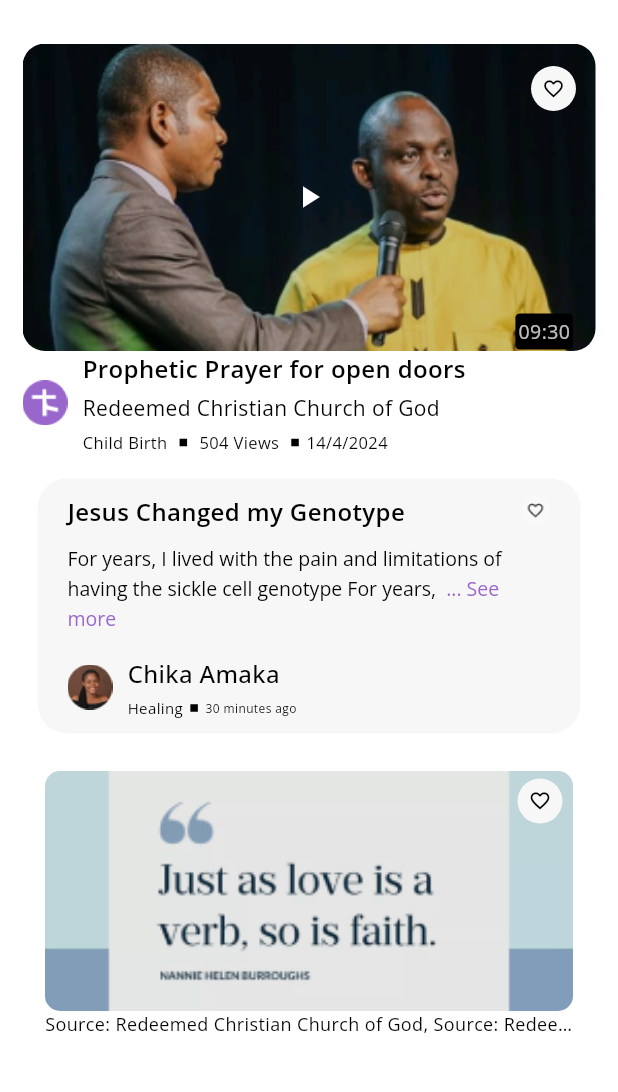
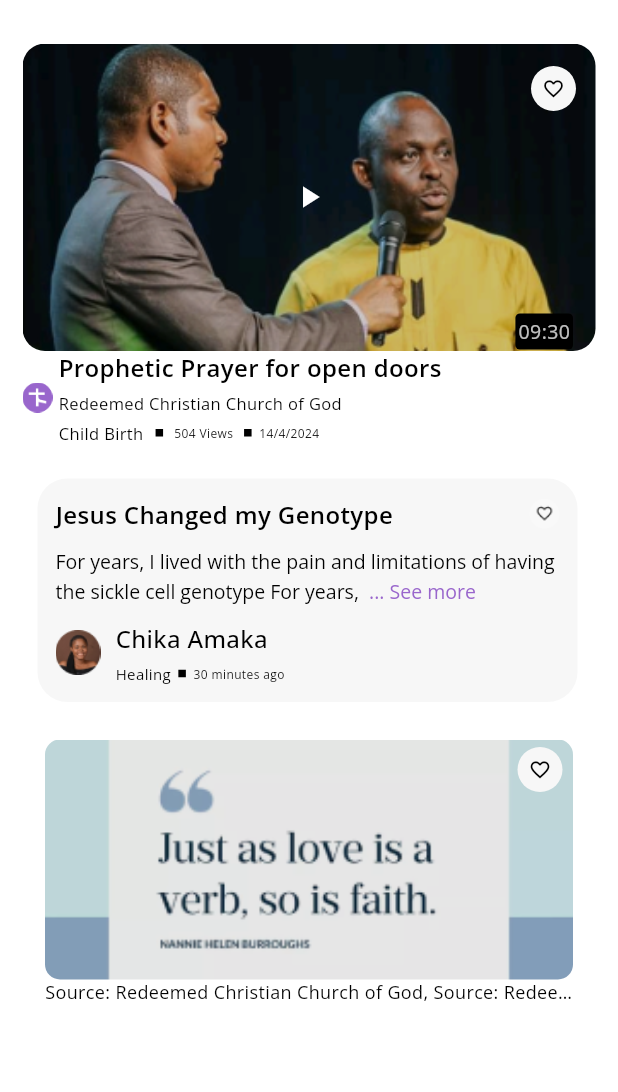
Before and after one commit to Elvis-1/itestified2, a Flutter app: the FavoritesScreen screen opened directly, on a phone screen of 412 x 824 dp, the part 63-1155 px from its top. Run offline on Flutter 3.47's test engine with Material 3 defaults, Android fonts, the phone set to English and light mode, and no system bars; our stand-ins replace dots_indicator, dotted_border, dropdown_button2, flutter_screenutil, get_it, google_fonts and 2 more; accounts and stored records are empty.

Commit message:
made some ui updates

```diff
--- a/lib/src/core/widgets/appbar2.dart
+++ b/lib/src/core/widgets/appbar2.dart
@@ -10,7 +10,12 @@ PreferredSizeWidget generalAppbar(String title, BuildContext context) {
   var themeProvider = Provider.of<ThemeViewmodel>(context);
   return AppBar(
       backgroundColor: themeProvider.themeData.colorScheme.background,
-      title: Text(title),
+      title: textWidget2(
+          fontWeight: FontWeight.w600,
+          fontSize: 20,
+          lineHeight: 27.24 / 20,
+          title,
+          color: themeProvider.themeData.colorScheme.onTertiary),
       automaticallyImplyLeading: false,
       centerTitle: true,
       leading: TextButton(
--- a/lib/src/core/widgets/text_widget.dart
+++ b/lib/src/core/widgets/text_widget.dart
@@ -1,4 +1,5 @@
 import 'package:flutter/cupertino.dart';
+import 'package:flutter/material.dart';
 import 'package:flutter_screenutil/flutter_screenutil.dart';
 import 'package:google_fonts/google_fonts.dart';
 import 'package:itestified/src/config/theme/app_color.dart';
@@ -43,22 +44,56 @@ class textWidget extends StatelessWidget {
   }
 }
 
-// Widget textWidget(String text,
-//     {Color color = AppColors.white,
-//     double fontSize = 28,
-//     FontWeight fontWeight = FontWeight.w600,
-//     TextAlign? textAlign,
-//     TextOverflow? overflow,
-//     int? maxLines}) {
-//   return Text(
-//     text,
-//     textAlign: textAlign,
-//     overflow: overflow,
-//     maxLines: maxLines,
-//     style: GoogleFonts.openSans(
-//       color: color,
-//       fontWeight: fontWeight,
-//       fontSize: fontSize.sp,
-//     ),
-//   );
-// }
+class textWidget2 extends StatelessWidget {
+  textWidget2(
+    this.text, {
+    super.key,
+    this.color,
+    this.fontSize = 28,
+    this.maxLines,
+    this.overflow,
+    this.textAlign,
+    this.fontWeight,
+    this.lineHeight,
+    this.letterSpacing,
+  });
+
+  final String? text;
+  TextAlign? textAlign;
+  TextOverflow? overflow;
+  int? maxLines;
+  Color? color;
+  FontWeight? fontWeight = FontWeight.w600;
+  double? fontSize = 28;
+  double? lineHeight = 19.07 / 14;
+  double? letterSpacing = 0;
+
+  @override
+  Widget build(BuildContext context) {
+    color = color ??
+        Provider.of<ThemeViewmodel>(context).themeData.colorScheme.tertiary;
+    return Text(text ?? '',
+        textAlign: textAlign,
+        overflow: overflow,
+        maxLines: maxLines,
+        style: GoogleFonts.openSans(
+          fontWeight: fontWeight,
+          fontSize: fontSize,
+          height: lineHeight, //19.07 / 14,
+          letterSpacing: letterSpacing,
+          color: color,
+        ));
+  }
+
+//   Text(
+//   "Written testimonies.",
+//   style: TextStyle(
+//     fontFamily: 'OpenSans',  // Ensure Open Sans is added to pubspec.yaml
+//     fontWeight: FontWeight.w600, // 600 weight
+//     fontSize: 14, // 14px
+//     height: 19.07 / 14, // Line height conversion
+//     letterSpacing: 0, // No letter spacing
+//     color: Colors.white, // Adjust based on design
+//   ),
+// ),
+}
--- a/lib/src/features/auth/presentation/screens/login_screen.dart
+++ b/lib/src/features/auth/presentation/screens/login_screen.dart
@@ -292,8 +292,8 @@ class LoginScreen extends StatelessWidget {
                       width: 170),
                 ],
               ),
-              SizedBox(
-                height: 20.h,
+              const SizedBox(
+                height: 20,
               ),
               // social login
               Row(
--- a/lib/src/features/category/presentation/screens/categories_screen.dart
+++ b/lib/src/features/category/presentation/screens/categories_screen.dart
@@ -1,8 +1,5 @@
 import 'package:flutter/cupertino.dart';
 import 'package:flutter/material.dart';
-import 'package:flutter_screenutil/flutter_screenutil.dart';
-import 'package:itestified/src/config/theme/app_color.dart';
-import 'package:itestified/src/core/widgets/appbar2.dart';
 import 'package:itestified/src/core/widgets/text_widget.dart';
 import 'package:itestified/src/features/animations/fade_in_trans.dart';
 import 'package:itestified/src/features/app_theme/theme_viewmodel.dart';
@@ -24,9 +21,11 @@ class CategoriesListScreen extends StatelessWidget {
         appBar: AppBar(
           backgroundColor: themeProvider.themeData.colorScheme.background,
           centerTitle: true,
-          title: textWidget(
+          title: textWidget2(
             "Categories",
-            fontSize: Theme.of(context).textTheme.titleLarge?.fontSize,
+            fontSize: 20,
+            color: themeProvider.themeData.colorScheme
+                .onTertiary, //Theme.of(context).textTheme.titleLarge?.fontSize,
           ),
         ),
         backgroundColor: themeProvider.themeData.colorScheme.background,
--- a/lib/src/features/category/presentation/screens/video_written_test_screen.dart
+++ b/lib/src/features/category/presentation/screens/video_written_test_screen.dart
@@ -3,7 +3,6 @@ import 'dart:ui';
 import 'package:flutter/cupertino.dart';
 import 'package:flutter/material.dart';
 import 'package:flutter/widgets.dart';
-import 'package:flutter_screenutil/flutter_screenutil.dart';
 import 'package:itestified/src/config/theme/app_color.dart';
 import 'package:itestified/src/core/utils/app_const/app_icons.dart';
 import 'package:itestified/src/core/widgets/appbar2.dart';
@@ -118,10 +117,18 @@ class _VideoAndWrittenTestimonieScreenState
                                         );
                                       }));
                                     },
-                                    child: const videoTestimoniesContainer2(
+                                    child: videoTestimoniesContainer2(
                                       videoContainerHeight: 270,
                                       videoContainerWidth: 400,
                                       imageHeight: 200,
+                                      firstTextSize: Theme.of(context)
+                                          .textTheme
+                                          .titleMedium
+                                          ?.fontSize,
+                                      secondTextSize: Theme.of(context)
+                                          .textTheme
+                                          .labelSmall
+                                          ?.fontSize,
                                       itestifyIconTopPosition: 205,
                                     ))
                                 : const TextTestimonyContainer(
--- a/lib/src/features/category/presentation/widgets/category_container.dart
+++ b/lib/src/features/category/presentation/widgets/category_container.dart
@@ -1,7 +1,5 @@
 import 'package:flutter/material.dart';
 import 'package:flutter/widgets.dart';
-import 'package:flutter_screenutil/flutter_screenutil.dart';
-import 'package:itestified/src/config/theme/app_color.dart';
 import 'package:itestified/src/core/widgets/normal_text_style.dart';
 import 'package:itestified/src/core/widgets/text_widget.dart';
 import 'package:itestified/src/features/app_theme/theme_viewmodel.dart';
@@ -30,13 +28,15 @@ class CategoryContainer extends StatelessWidget {
                   crossAxisAlignment: CrossAxisAlignment.start,
                   children: [
                     // title
-                    textWidget(
+                    textWidget2(
+                        color: themeProvider.themeData.colorScheme.onTertiary,
                         maxLines: 1,
                         overflow: TextOverflow.ellipsis,
                         "Healing Testimonies",
                         fontSize:
                             Theme.of(context).textTheme.titleMedium?.fontSize,
-                        fontWeight: FontWeight.w500),
+                        lineHeight: 21.79 / 16,
+                        fontWeight: FontWeight.w600),
                     const SizedBox(
                       height: 10,
                     ),
--- a/lib/src/features/category/presentation/widgets/text_testimony_container.dart
+++ b/lib/src/features/category/presentation/widgets/text_testimony_container.dart
@@ -10,7 +10,7 @@ import 'package:provider/provider.dart';
 
 class TextTestimonyContainer extends StatelessWidget {
   const TextTestimonyContainer(
-      {super.key, this.containerWidth = 300, this.index});
+      {super.key, this.containerWidth = 282, this.index});
   final double containerWidth;
   final int? index;
 
@@ -23,14 +23,14 @@ class TextTestimonyContainer extends StatelessWidget {
         Navigator.pushNamed(context, MyTestimoniesDetailsScreen.routeName);
       },
       child: Container(
-        height: 170,
+        height: 149,
         padding:
-            const EdgeInsets.only(top: 10, right: 20, left: 20, bottom: 10),
+            const EdgeInsets.only(top: 12, right: 12, left: 12, bottom: 12),
         decoration: BoxDecoration(
             color: themeProvider.themeData.colorScheme.onBackground,
             borderRadius: BorderRadius.circular(20)),
         width: containerWidth,
-        margin: const EdgeInsets.only(right: 10, left: 10, bottom: 10, top: 10),
+        margin: const EdgeInsets.only(right: 12, left: 10, bottom: 10, top: 10),
         child: Column(
           children: [
             Row(
--- a/lib/src/features/category/presentation/widgets/video_testimonies_container.dart
+++ b/lib/src/features/category/presentation/widgets/video_testimonies_container.dart
@@ -198,6 +198,8 @@ class videoTestimoniesContainer2 extends StatelessWidget {
     this.itestifyIconLeftPosition = 5,
     this.fix = BoxFit.fill,
     this.imageHeight = 100,
+    this.firstTextSize = 12,
+    this.secondTextSize = 10,
   });
 
   final double videoContainerHeight;
@@ -208,6 +210,10 @@ class videoTestimoniesContainer2 extends StatelessWidget {
   final double itestifyIconLeftPosition;
   final double itestifyIconTopPosition;
   final BoxFit fix;
+  final double? firstTextSize;
+  final double? secondTextSize;
+
+  // double fontSize = MediaQuery.textScalerOf(context).scale(10.0);
 
   @override
   Widget build(BuildContext context) {
@@ -302,41 +308,49 @@ class videoTestimoniesContainer2 extends StatelessWidget {
             ),
             Row(
               children: [
-                Image.asset(AppIcons.itestifyIcon, width: 30),
-                const SizedBox(width: 10),
+                Image.asset(AppIcons.itestifyIcon, width: 20),
+                const SizedBox(width: 4),
                 Expanded(
                   child: Column(
                     crossAxisAlignment: CrossAxisAlignment.start,
                     children: [
-                      textWidget(
+                      textWidget2(
+                        color: themeProvider.themeData.colorScheme.onTertiary,
                         maxLines: 1,
                         overflow: TextOverflow.ellipsis,
                         "Prophetic Prayer for open doors",
-                        fontSize:
-                            Theme.of(context).textTheme.titleMedium?.fontSize,
+                        fontSize: firstTextSize,
+                        //firstTextSize,
+                        lineHeight: 13.62 / 10,
+                        //Theme.of(context).textTheme.titleMedium?.fontSize,
                         fontWeight: FontWeight.w600, // Removed `.sp`
                       ),
                       const SizedBox(
                         height: 5,
                       ),
-                      textWidget(
+                      textWidget2(
+                        fontWeight: FontWeight.w400,
                         maxLines: 1,
                         overflow: TextOverflow.ellipsis,
                         "Redeemed Christian Church of God",
-                        fontSize:
-                            Theme.of(context).textTheme.titleSmall?.fontSize,
+                        lineHeight: 10.89 / 8,
+                        fontSize: secondTextSize,
+                        // Theme.of(context).textTheme.titleSmall?.fontSize,
                       ),
                       const SizedBox(
                         height: 5,
                       ),
                       Row(
                         children: [
-                          textWidget(
+                          textWidget2(
                             "Child Birth ",
-                            fontSize: Theme.of(context)
-                                .textTheme
-                                .labelSmall
-                                ?.fontSize,
+                            fontWeight: FontWeight.w400,
+                            fontSize: secondTextSize,
+                            lineHeight: 10.89 / 8,
+                            // Theme.of(context)
+                            //     .textTheme
+                            //     .labelSmall
+                            //     ?.fontSize,
                           ),
                           const SizedBox(width: 5),
                           Container(
@@ -345,12 +359,15 @@ class videoTestimoniesContainer2 extends StatelessWidget {
                             color: themeProvider.themeData.colorScheme.tertiary,
                           ),
                           const SizedBox(width: 5),
-                          textWidget(
+                          textWidget2(
                             " 504 Views ",
-                            fontSize: Theme.of(context)
-                                .textTheme
-                                .labelSmall
-                                ?.fontSize,
+                            fontWeight: FontWeight.w400,
+                            fontSize: 8,
+                            lineHeight: 10.89 / 8,
+                            // fontSize: Theme.of(context)
+                            //     .textTheme
+                            //     .labelSmall
+                            //     ?.fontSize,
                           ),
                           const SizedBox(width: 5),
                           Container(
@@ -359,12 +376,15 @@ class videoTestimoniesContainer2 extends StatelessWidget {
                             color: themeProvider.themeData.colorScheme.tertiary,
                           ),
                           const SizedBox(width: 5),
-                          textWidget(
+                          textWidget2(
                             "14/4/2024",
-                            fontSize: Theme.of(context)
-                                .textTheme
-                                .labelSmall
-                                ?.fontSize,
+                            fontWeight: FontWeight.w400,
+                            fontSize: 8,
+                            lineHeight: 10.89 / 8,
+                            // fontSize: Theme.of(context)
+                            //     .textTheme
+                            //     .labelSmall
+                            //     ?.fontSize,
                           ),
                         ],
                       ),
--- a/lib/src/features/favorites/presentation/screens/favorites_screen.dart
+++ b/lib/src/features/favorites/presentation/screens/favorites_screen.dart
@@ -1,7 +1,4 @@
-import 'dart:ui';
-
 import 'package:flutter/material.dart';
-import 'package:flutter_screenutil/flutter_screenutil.dart';
 import 'package:itestified/src/core/utils/app_const/app_strings.dart';
 import 'package:itestified/src/core/widgets/text_widget.dart';
 import 'package:itestified/src/features/animations/fade_in_trans.dart';
@@ -69,78 +66,56 @@ class _FavoritesScreenState extends State<FavoritesScreen> {
                   child: isLargeScreen
                       ? largeScreenGrid2(
                           context,
-                          const [
+                          [
                             videoTestimoniesContainer2(
-
+                                firstTextSize: Theme.of(context)
+                                    .textTheme
+                                    .titleMedium
+                                    ?.fontSize,
+                                secondTextSize: Theme.of(context)
+                                    .textTheme
+                                    .labelSmall
+                                    ?.fontSize,
                                 //videoContainerHeight: 350,
                                 videoContainerWidth: double.infinity,
                                 fix: BoxFit.cover,
                                 imageHeight: 140),
-                            TextTestimonyContainer(),
-                            SizedBox(
+                            const TextTestimonyContainer(),
+                            const SizedBox(
                               height: 5,
                             ),
-                            quoteContainer(
+                            const quoteContainer(
                               imageWidth: double.infinity,
                               containerHeight: 160,
                             ),
                           ],
                         )
                       : smallScreenListView2(
-                          const [
+                          [
                             videoTestimoniesContainer2(
+                                firstTextSize: Theme.of(context)
+                                    .textTheme
+                                    .titleMedium
+                                    ?.fontSize,
+                                secondTextSize: Theme.of(context)
+                                    .textTheme
+                                    .labelSmall
+                                    ?.fontSize,
                                 videoContainerHeight: 280,
                                 videoContainerWidth: double.infinity,
                                 itestifyIconTopPosition: 205,
                                 fix: BoxFit.cover,
                                 imageHeight: 205),
-                            TextTestimonyContainer(),
-                            SizedBox(
+                            const TextTestimonyContainer(),
+                            const SizedBox(
                               height: 15,
                             ),
-                            quoteContainer(
+                            const quoteContainer(
                               imageWidth: double.infinity,
                               containerHeight: 160,
                             ),
                           ],
-                        )
-
-                  // Container(
-                  //   margin: EdgeInsets.symmetric(horizontal: 15.w),
-                  //   child: Column(
-                  //     children: [
-                  //       // favorite video container
-
-                  //       Expanded(
-                  //           child:
-
-                  //           ListView(
-
-                  //         children:
-
-                  //         const [
-                  //            videoTestimoniesContainer2(
-                  //               videoContainerHeight: 280,
-                  //               videoContainerWidth: double.infinity,
-                  //               itestifyIconTopPosition: 205,
-                  //               fix: BoxFit.cover,
-                  //               imageHeight: 205),
-                  //            TextTestimonyContainer(),
-                  //            SizedBox(
-                  //             height: 15,
-                  //           ),
-                  //            quoteContainer(
-                  //             imageWidth: double.infinity,
-                  //             containerHeight: 160,
-                  //           ),
-                  //         ],
-                  //       ))
-
-                  //     ],
-                  //   ),
-                  // ),
-
-                  ),
+                        )),
             );
           },
         ));
--- a/lib/src/features/home/presentation/home_screen.dart
+++ b/lib/src/features/home/presentation/home_screen.dart
@@ -1,4 +1,5 @@
 import 'package:flutter/material.dart';
+import 'package:google_fonts/google_fonts.dart';
 import 'package:itestified/src/config/theme/app_color.dart';
 import 'package:itestified/src/core/utils/app_const/app_icons.dart';
 import 'package:itestified/src/core/widgets/text_widget.dart';
@@ -190,7 +191,7 @@ class _HomeScreenState extends State<HomeScreen> {
 
                   const SizedBox(height: 10),
                   SizedBox(child: VideoTestimoniesCarousel()),
-                  const SizedBox(height: 10),
+                  // const SizedBox(height: 10),
 
                   sectionHeader("Written Testimonies", () {
                     Navigator.of(context)
@@ -216,7 +217,7 @@ class _HomeScreenState extends State<HomeScreen> {
                   SizedBox(
                       height: 230,
                       child: horizontalList(const FadeInTransitionWidget(
-                          child: const quoteContainer()))),
+                          child: quoteContainer()))),
 
                   // Expanded(
                   //   child: isLargeScreen
@@ -241,6 +242,8 @@ class _HomeScreenState extends State<HomeScreen> {
   }
 
   Widget sectionHeader(String title, VoidCallback onTap) {
+    var themeProvider = Provider.of<ThemeViewmodel>(context);
+
     return Row(
       mainAxisAlignment: MainAxisAlignment.spaceBetween,
       children: [
@@ -248,6 +251,7 @@ class _HomeScreenState extends State<HomeScreen> {
           title,
           fontSize: Theme.of(context).textTheme.titleMedium?.fontSize,
           fontWeight: FontWeight.w600,
+          color: themeProvider.themeData.colorScheme.onTertiary,
         ),
         GestureDetector(
           onTap: onTap,
--- a/lib/src/features/home/widget/video_testimoies_carousal.dart
+++ b/lib/src/features/home/widget/video_testimoies_carousal.dart
@@ -47,7 +47,7 @@ class _VideoTestimoniesCarouselState extends State<VideoTestimoniesCarousel> {
               isActive: isActive,
               child: Container(
                 margin: EdgeInsets.symmetric(
-                  horizontal: isActive ? 5 : 10,
+                  horizontal: isActive ? 5 : 16,
                 ),
                 child: Hero(
                   tag: index,
--- a/lib/src/features/video/presentation/screens/video_list_screen.dart
+++ b/lib/src/features/video/presentation/screens/video_list_screen.dart
@@ -29,10 +29,14 @@ class VideoListScreen extends StatelessWidget {
                         videoContainerWidth: 400,
                         imageHeight: contraints.maxWidth < 800 ? 120 : 220),
                   ))
-              : smallScreenListView(const FadeInTransitionWidget(
+              : smallScreenListView(FadeInTransitionWidget(
                   child: videoTestimoniesContainer2(
-                      videoContainerHeight: 270,
-                      videoContainerWidth: 400,
+                      firstTextSize:
+                          Theme.of(context).textTheme.titleMedium?.fontSize,
+                      secondTextSize:
+                          Theme.of(context).textTheme.labelSmall?.fontSize,
+                      videoContainerHeight: 280,
+                      videoContainerWidth: 345,
                       fix: BoxFit.cover,
                       imageHeight: 200),
                 ));
```
